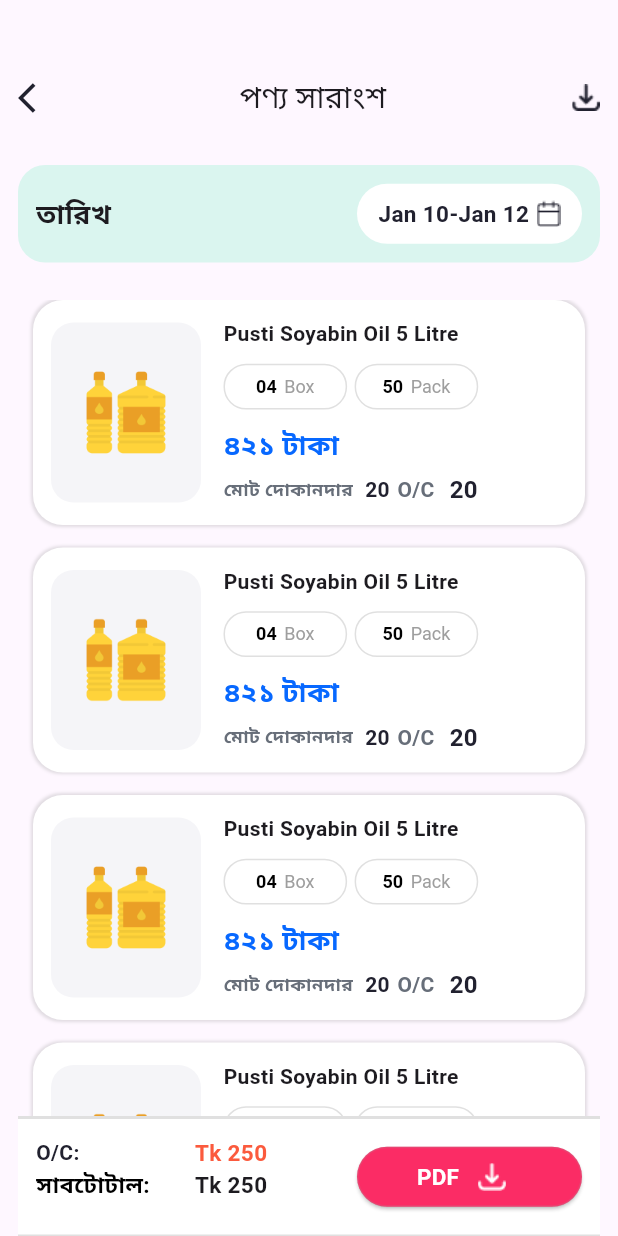
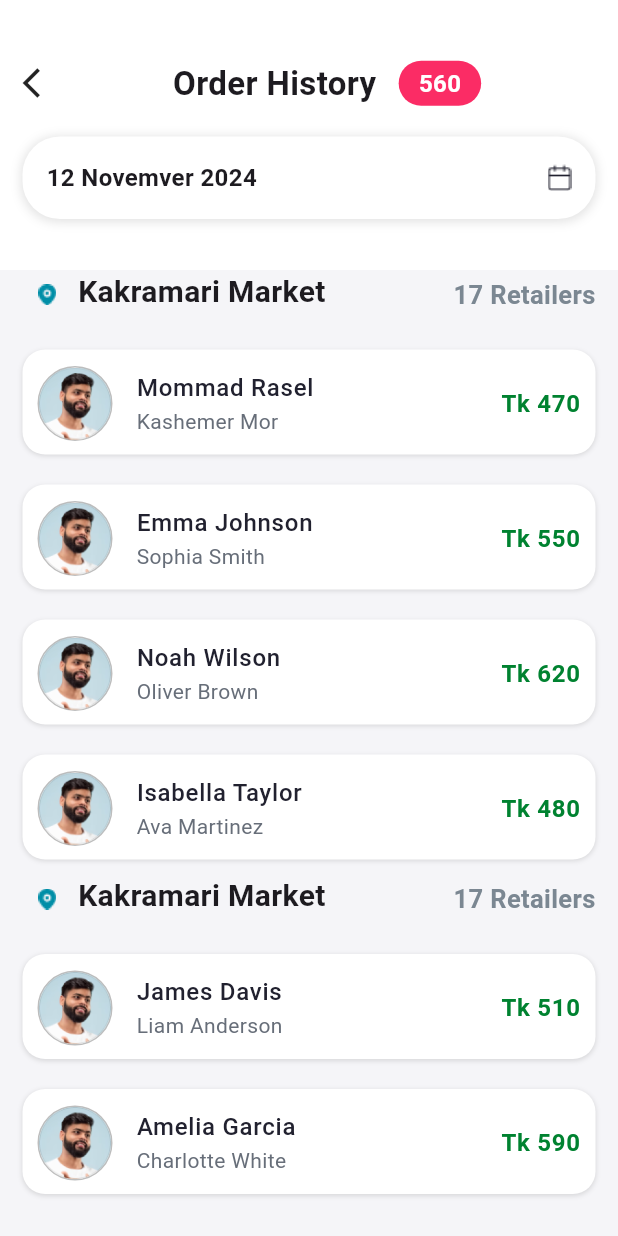
Before and after one commit to limonOSD/newflutterproject, a Flutter app: the screen it shows after launch, on a phone screen of 412 x 824 dp. Run offline on Flutter 3.47's test engine with Material 3 defaults, Android fonts, the phone set to English and light mode, and no system bars; our stand-ins replace device_preview, get.

Commit message:
product history

```diff
--- a/lib/app.dart
+++ b/lib/app.dart
@@ -1,6 +1,6 @@
 import 'package:flutter/material.dart';
 import 'package:get/get.dart';
-import 'package:newflutterproject/screen/product_summary.dart';
+import 'package:newflutterproject/screen/order_history_screen.dart';
 
 import 'package:newflutterproject/theme.dart';
 
@@ -10,7 +10,7 @@
   @override
   Widget build(BuildContext context) {
     return GetMaterialApp(
-      home: const ProductSummaryScreen(),
+      home: OrderHistoryScreen(),
       theme: lightThemeData,
     );
   }
--- /dev/null
+++ b/lib/screen/order_history_screen.dart
@@ -0,0 +1,272 @@
+import 'package:flutter/material.dart';
+import 'package:get/get.dart';
+import 'package:newflutterproject/utilities/assets_path.dart';
+
+class OrderHistoryScreen extends StatelessWidget {
+  final List<Market> markets = [
+    Market(
+      title: 'Kakramari Market',
+      retailers: 17,
+      orders: [
+        OrderDetail(
+            name: 'Mommad Rasel', customer: 'Kashemer Mor', amount: 470),
+        OrderDetail(
+            name: 'Emma Johnson', customer: 'Sophia Smith', amount: 550),
+        OrderDetail(name: 'Noah Wilson', customer: 'Oliver Brown', amount: 620),
+        OrderDetail(
+            name: 'Isabella Taylor', customer: 'Ava Martinez', amount: 480),
+      ],
+    ),
+    Market(
+      title: 'Kakramari Market',
+      retailers: 17,
+      orders: [
+        OrderDetail(
+            name: 'James Davis', customer: 'Liam Anderson', amount: 510),
+        OrderDetail(
+            name: 'Amelia Garcia', customer: 'Charlotte White', amount: 590),
+      ],
+    ),
+  ];
+
+  @override
+  Widget build(BuildContext context) {
+    return Scaffold(
+      backgroundColor: const Color(0xffF5F5F8),
+      body: Column(
+        children: [
+          Container(
+            height: 180,
+            color: Colors.white,
+            child: Column(
+              children: [
+                productHistoryHeader(),
+                const SizedBox(
+                  height: 20,
+                ),
+                dateInfobox(),
+              ],
+            ),
+          ),
+          Expanded(
+            child: ListView.builder(
+              itemCount: markets.length,
+              itemBuilder: (context, marketIndex) {
+                final market = markets[marketIndex];
+                return Padding(
+                  padding: const EdgeInsets.symmetric(horizontal: 15),
+                  child: Column(
+                    crossAxisAlignment: CrossAxisAlignment.start,
+                    children: [
+                      Row(
+                        mainAxisAlignment: MainAxisAlignment.spaceBetween,
+                        children: [
+                          Wrap(
+                            children: [
+                              Padding(
+                                padding: const EdgeInsets.all(4.0),
+                                child: Image.asset(
+                                  AssetsPath.locatonImg,
+                                  height: 25,
+                                  width: 25,
+                                ),
+                              ),
+                              const SizedBox(
+                                width: 4,
+                              ),
+                              Text(
+                                market.title,
+                                style: const TextStyle(
+                                    fontSize: 20, fontWeight: FontWeight.w600),
+                              )
+                            ],
+                          ),
+                          Text(
+                            '${market.retailers} Retailers',
+                            style: const TextStyle(
+                                fontSize: 17,
+                                fontWeight: FontWeight.w600,
+                                color: Color(0xff7B8792)),
+                          )
+                        ],
+                      ),
+                      const SizedBox(height: 10),
+                      ListView.builder(
+                        itemCount: market.orders.length,
+                        shrinkWrap: true,
+                        physics: const NeverScrollableScrollPhysics(),
+                        itemBuilder: (context, orderIndex) {
+                          final order = market.orders[orderIndex];
+                          return Padding(
+                            padding: const EdgeInsets.symmetric(vertical: 10),
+                            child: Container(
+                              height: 70,
+                              width: double.infinity,
+                              decoration: BoxDecoration(
+                                color: const Color(0xffFFFFFF),
+                                borderRadius: const BorderRadius.all(
+                                  Radius.circular(15),
+                                ),
+                                boxShadow: [
+                                  BoxShadow(
+                                    color:
+                                        Colors.grey.shade700.withOpacity(0.2),
+                                    spreadRadius: 0,
+                                    blurRadius: 2,
+                                    offset: const Offset(0, 1),
+                                  ),
+                                ],
+                              ),
+                              child: ListTile(
+                                contentPadding:
+                                    const EdgeInsets.symmetric(horizontal: 10),
+                                leading: Container(
+                                  width: 50,
+                                  height: 50,
+                                  decoration: BoxDecoration(
+                                    color: Colors.white,
+                                    shape: BoxShape.circle,
+                                    border: Border.all(
+                                      color: Colors.grey.shade400,
+                                    ),
+                                  ),
+                                  child: Image.asset(AssetsPath.orderaddImg),
+                                ),
+                                title: Text(
+                                  order.name,
+                                  style: const TextStyle(
+                                      fontSize: 16,
+                                      fontWeight: FontWeight.w500,
+                                      color: Color(0xff21212F)),
+                                ),
+                                subtitle: Text(
+                                  order.customer,
+                                  style: const TextStyle(
+                                      fontSize: 14,
+                                      fontWeight: FontWeight.w400,
+                                      color: Color(0xff676E79)),
+                                ),
+                                trailing: Text(
+                                  'Tk ${order.amount}',
+                                  style: const TextStyle(
+                                      fontSize: 16,
+                                      fontWeight: FontWeight.w600,
+                                      color: Color(0xff008230)),
+                                ),
+                              ),
+                            ),
+                          );
+                        },
+                      ),
+                    ],
+                  ),
+                );
+              },
+            ),
+          ),
+        ],
+      ),
+    );
+  }
+
+  Padding dateInfobox() {
+    return Padding(
+      padding: const EdgeInsets.symmetric(horizontal: 15),
+      child: Container(
+        height: 55,
+        width: double.infinity,
+        decoration: BoxDecoration(
+          borderRadius: const BorderRadius.all(
+            Radius.circular(25),
+          ),
+          color: const Color(0xffFFFFFF),
+          boxShadow: [
+            BoxShadow(
+                color: Colors.grey.withOpacity(0.3),
+                spreadRadius: 1,
+                blurRadius: 5,
+                offset: const Offset(0, 1))
+          ],
+        ),
+        child: Padding(
+          padding: const EdgeInsets.symmetric(horizontal: 16),
+          child: Row(
+            mainAxisAlignment: MainAxisAlignment.spaceBetween,
+            children: [
+              const Text(
+                '12 Novemver 2024',
+                style: TextStyle(fontSize: 16, fontWeight: FontWeight.w600),
+              ),
+              Image.asset(
+                AssetsPath.calenderImg,
+                color: const Color(0xff21212F),
+              )
+            ],
+          ),
+        ),
+      ),
+    );
+  }
+
+  Padding productHistoryHeader() {
+    return Padding(
+      padding: const EdgeInsets.only(left: 15, right: 15, top: 40),
+      child: Row(
+        children: [
+          const Icon(Icons.arrow_back_ios),
+          Expanded(
+            child: Wrap(
+              alignment: WrapAlignment.center,
+              crossAxisAlignment: WrapCrossAlignment.center,
+              children: [
+                const Text(
+                  'Order History',
+                  style: TextStyle(fontSize: 22, fontWeight: FontWeight.w600),
+                ),
+                const SizedBox(
+                  width: 15,
+                ),
+                Container(
+                  height: 30,
+                  width: 55,
+                  decoration: const BoxDecoration(
+                    borderRadius: BorderRadius.all(
+                      Radius.circular(20),
+                    ),
+                    color: Color(0xffFB2C65),
+                  ),
+                  child: const Center(
+                    child: Text(
+                      '560',
+                      style: TextStyle(
+                          fontSize: 16,
+                          fontWeight: FontWeight.w600,
+                          color: Colors.white),
+                    ),
+                  ),
+                )
+              ],
+            ),
+          )
+        ],
+      ),
+    );
+  }
+}
+
+class Market {
+  final String title;
+  final int retailers;
+  final List<OrderDetail> orders;
+
+  Market({required this.title, required this.retailers, required this.orders});
+}
+
+class OrderDetail {
+  final String name;
+  final String customer;
+  final int amount;
+
+  OrderDetail(
+      {required this.name, required this.customer, required this.amount});
+}
--- a/lib/utilities/assets_path.dart
+++ b/lib/utilities/assets_path.dart
@@ -18,4 +18,5 @@
   static const downloadImg = '$imagePath/downloadImg.png';
   static const calenderImg = '$imagePath/calender.png';
   static const pdfDownloderImg = '$imagePath/pdfdownloader.png';
+  static const locatonImg = '$imagePath/location.png';
 }
```
Also changed, not shown: assets/images/location.png (added).
